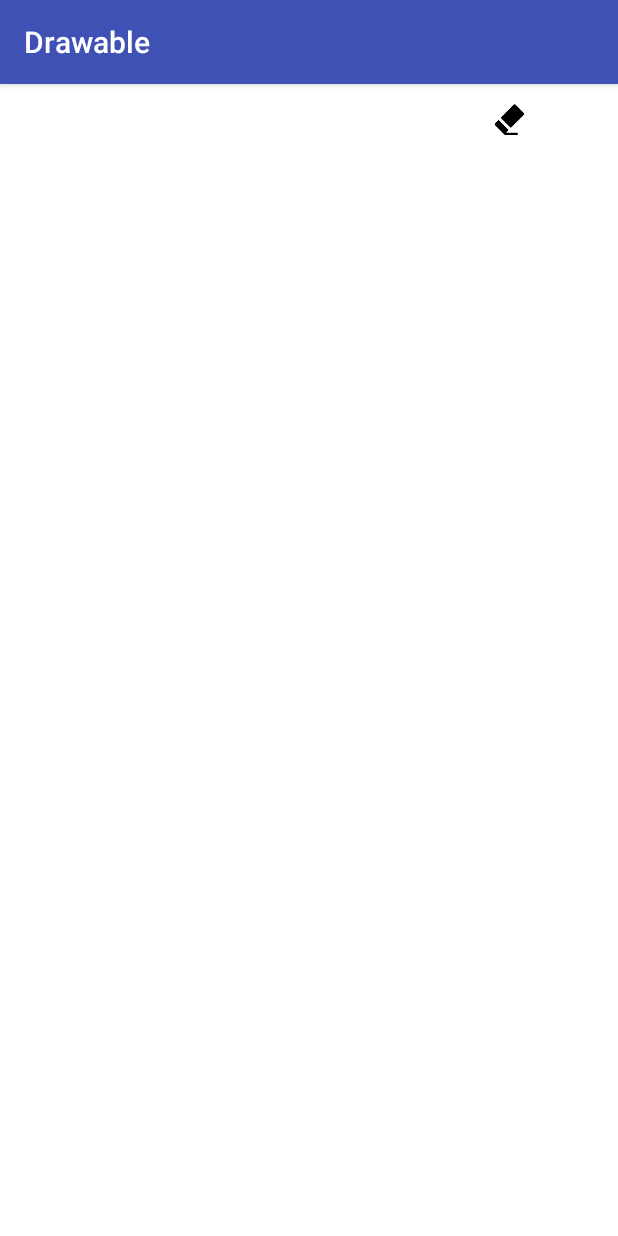
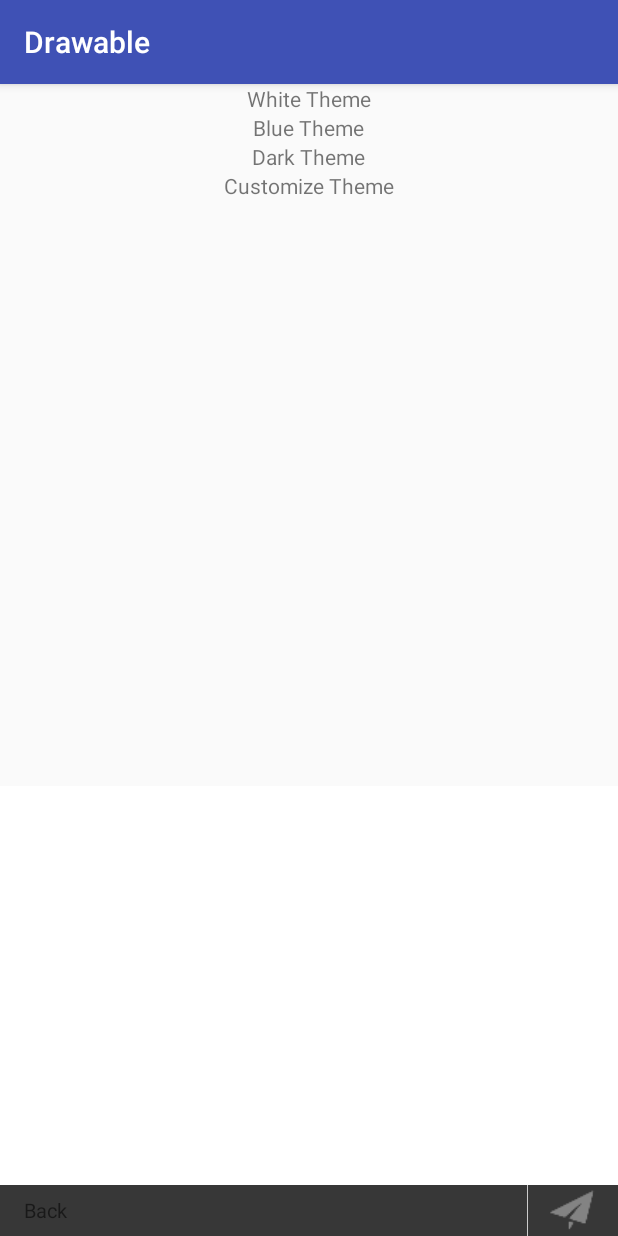
Before and after one commit to inputmethod/Drawable, an Android app: the DrawingActivity screen opened directly, with no data from a screen before it, on a phone screen of 412 x 824 dp. Run offline under Robolectric (Android 15) with nearby library versions, the light colour scheme and no system bars; pictures from the network do not load.

Commit message:
implement reset drawing panel

```diff
--- a/app/src/main/java/com/funyoung/drawing/DrawingActivity.java
+++ b/app/src/main/java/com/funyoung/drawing/DrawingActivity.java
@@ -2,6 +2,7 @@ package com.funyoung.drawing;
 
 import android.graphics.PorterDuff;
 import android.os.Bundle;
+import android.support.design.widget.Snackbar;
 import android.support.v7.app.AppCompatActivity;
 import android.view.View;
 import android.widget.ImageView;
@@ -19,6 +20,10 @@ public class DrawingActivity extends AppCompatActivity implements MyCanvas.Paths
 
     private ImageView eraser;
     private ImageView undo;
+    private ImageView reset;
+
+    private View back;
+    private View send;
 
     private int color = 0;
     private float strokeWidth = 0f;
@@ -36,11 +41,19 @@ public class DrawingActivity extends AppCompatActivity implements MyCanvas.Paths
 //        stroke_width_bar.progress = strokeWidth.toInt();
 //        color_picker.setOnClickListener { pickColor(); }
 
-        undo = (ImageView) findViewById(R.id.undo);
+        undo = (ImageView) findViewById(R.id.btn_undo);
         undo.setOnClickListener(new View.OnClickListener() {
             @Override
             public void onClick(View v) {
                 my_canvas.undo();
+            }
+        });
+
+        reset = (ImageView) findViewById(R.id.btn_reset);
+        reset.setOnClickListener(new View.OnClickListener() {
+            @Override
+            public void onClick(View v) {
+                my_canvas.clearCanvas();
             }
         });
 
@@ -52,6 +65,11 @@ public class DrawingActivity extends AppCompatActivity implements MyCanvas.Paths
             }
         });
 
+        back = findViewById(R.id.btn_back);
+        back.setOnClickListener(mBackClickListener);
+
+        send = findViewById(R.id.btn_send);
+        send.setOnClickListener(sendDrawingListener);
         /*
         storeStoragePaths()
 
@@ -74,6 +92,8 @@ public class DrawingActivity extends AppCompatActivity implements MyCanvas.Paths
 
         setBackgroundColor(config.getCanvasBackgroundColor());
         setColor(config.getBrushColor());
+
+        pathsChanged(0);
     }
 
     private void setColor(int pickedColor) {
@@ -97,6 +117,7 @@ public class DrawingActivity extends AppCompatActivity implements MyCanvas.Paths
     private void setBackgroundColor(int pickedColor) {
         int contrastColor = MyCanvas.getContrastColor(pickedColor);
         undo.setColorFilter(contrastColor, PorterDuff.Mode.SRC_IN);
+        reset.setColorFilter(contrastColor, PorterDuff.Mode.SRC_IN);
         eraser.setColorFilter(contrastColor, PorterDuff.Mode.SRC_IN);
         my_canvas.updateBackgroundColor(pickedColor);
 //        suggestedFileExtension = PNG;
@@ -106,8 +127,39 @@ public class DrawingActivity extends AppCompatActivity implements MyCanvas.Paths
     public void pathsChanged(int cnt) {
         if (cnt > 0) {
             undo.setVisibility(View.VISIBLE);
+            reset.setVisibility(View.VISIBLE);
+            eraser.setVisibility(View.VISIBLE);
+            send.setEnabled(true);
         } else {
             undo.setVisibility(View.GONE);
+            reset.setVisibility(View.GONE);
+            eraser.setVisibility(View.GONE);
+            send.setEnabled(false);
         }
     }
+
+    private View.OnClickListener sendDrawingListener = new View.OnClickListener() {
+        @Override
+        public void onClick(View v) {
+            sendDrawing();
+        }
+    };
+
+    private void sendDrawing() {
+        // todo:
+        Snackbar.make(my_canvas, "Generating image to send ...", Snackbar.LENGTH_SHORT).show();
+    }
+
+    private View.OnClickListener mBackClickListener = new View.OnClickListener() {
+
+        @Override
+        public void onClick(View v) {
+            hide();
+        }
+    };
+
+    private void hide() {
+        // do nothing but show toast
+        Snackbar.make(my_canvas, "Back to origin ...", Snackbar.LENGTH_SHORT).show();
+    }
 }
--- /dev/null
+++ b/app/src/main/res/drawable/drawboard_icon_reset.xml
@@ -0,0 +1,6 @@
+<?xml version="1.0" encoding="utf-8"?>
+<selector xmlns:android="http://schemas.android.com/apk/res/android" >
+    <item android:state_enabled="false"
+        android:drawable="@drawable/drawing_delete_disable" />
+    <item android:drawable="@drawable/drawing_delete_normal" />
+</selector>
--- /dev/null
+++ b/app/src/main/res/drawable/drawboard_icon_send.xml
@@ -0,0 +1,8 @@
+<?xml version="1.0" encoding="utf-8"?>
+<selector xmlns:android="http://schemas.android.com/apk/res/android" >
+    <item android:state_enabled="false"
+        android:drawable="@drawable/drawing_send_disable" />
+    <item android:state_pressed="true"
+        android:drawable="@drawable/drawing_send_press" />
+    <item android:drawable="@drawable/drawing_send_normal" />
+</selector>
--- /dev/null
+++ b/app/src/main/res/drawable/drawboard_icon_undo.xml
@@ -0,0 +1,6 @@
+<?xml version="1.0" encoding="utf-8"?>
+<selector xmlns:android="http://schemas.android.com/apk/res/android" >
+    <item android:state_enabled="false"
+        android:drawable="@drawable/drawing_repeal_disable" />
+    <item android:drawable="@drawable/drawing_repeal_normal" />
+</selector>
--- a/app/src/main/res/layout/activity_drawing.xml
+++ b/app/src/main/res/layout/activity_drawing.xml
@@ -5,6 +5,44 @@
     android:layout_width="match_parent"
     android:layout_height="match_parent">
 
+    <LinearLayout
+        android:layout_width="match_parent"
+        android:layout_height="wrap_content"
+        android:gravity="center"
+        android:orientation="vertical"
+        >
+        <TextView
+            android:id="@+id/tv_white"
+            android:layout_width="wrap_content"
+            android:layout_height="wrap_content"
+            android:text="White Theme"
+            />
+        <TextView
+            android:id="@+id/tv_blue"
+            android:layout_width="wrap_content"
+            android:layout_height="wrap_content"
+            android:text="Blue Theme"
+            />
+        <TextView
+            android:id="@+id/tv_dark"
+            android:layout_width="wrap_content"
+            android:layout_height="wrap_content"
+            android:text="Dark Theme"
+            />
+
+        <TextView
+            android:id="@+id/tv_customize"
+            android:layout_width="wrap_content"
+            android:layout_height="wrap_content"
+            android:text="Customize Theme"
+            />
+    </LinearLayout>
+
+    <RelativeLayout
+        android:layout_width="match_parent"
+        android:layout_height="300dp"
+        android:layout_alignParentBottom="true"
+        >
         <com.funyoung.drawing.MyCanvas
             android:id="@+id/my_canvas"
             android:layout_width="match_parent"
@@ -25,15 +63,15 @@
             android:layout_height="@dimen/normal_icon_size"
             android:layout_alignParentRight="true"/>
 
-    <ImageView
-        android:id="@+id/undo"
-        android:layout_width="@dimen/normal_icon_size"
-        android:layout_height="@dimen/normal_icon_size"
-        android:layout_alignParentRight="true"
-        android:layout_below="@id/color_picker"
-        android:padding="@dimen/medium_margin"
-        android:src="@drawable/ic_undo"
-        android:visibility="gone"/>
+        <!--<ImageView-->
+            <!--android:id="@+id/undo"-->
+            <!--android:layout_width="@dimen/normal_icon_size"-->
+            <!--android:layout_height="@dimen/normal_icon_size"-->
+            <!--android:layout_alignParentRight="true"-->
+            <!--android:layout_below="@id/color_picker"-->
+            <!--android:padding="@dimen/medium_margin"-->
+            <!--android:src="@drawable/ic_undo"-->
+            <!--android:visibility="gone"/>-->
 
         <SeekBar
             android:id="@+id/stroke_width_bar"
@@ -47,4 +85,60 @@
             android:progress="5"
             android:visibility="gone"/>
 
+
+        <RelativeLayout
+            android:id="@+id/bottom_bar"
+            android:layout_width="match_parent"
+            android:layout_height="34dp"
+            android:layout_alignParentBottom="true"
+            android:background="@color/black_87"
+            >
+            <TextView
+                android:id="@+id/btn_back"
+                android:layout_width="60dp"
+                android:layout_height="match_parent"
+                android:gravity="center"
+                android:text="@string/emoji_back"
+                android:textAllCaps="false"
+                android:textSize="13sp"/>
+
+            <View
+                android:id="@+id/center_anchor"
+                android:visibility="invisible"
+                android:layout_width="1px"
+                android:layout_height="wrap_content"
+                android:layout_centerInParent="true" />
+
+            <ImageView
+                android:id="@+id/btn_reset"
+                android:layout_width="90dp"
+                android:layout_height="match_parent"
+                android:layout_toLeftOf="@id/center_anchor"
+                android:layout_toStartOf="@id/center_anchor"
+                android:src="@drawable/drawboard_icon_reset"/>
+
+            <ImageView
+                android:id="@+id/btn_undo"
+                android:layout_width="90dp"
+                android:layout_height="match_parent"
+                android:layout_toRightOf="@id/center_anchor"
+                android:layout_toEndOf="@id/center_anchor"
+                android:src="@drawable/drawboard_icon_undo"/>
+
+            <ImageView
+                android:id="@+id/btn_send"
+                android:layout_width="60dp"
+                android:layout_height="match_parent"
+                android:layout_alignParentRight="true"
+                android:layout_alignParentEnd="true"
+                android:src="@drawable/drawboard_icon_send"/>
+            <View
+                android:layout_width="1px"
+                android:layout_height="match_parent"
+                android:layout_toLeftOf="@id/btn_send"
+                android:layout_toStartOf="@id/btn_send"
+                android:background="@color/divier_bkg" />
+
         </RelativeLayout>
+    </RelativeLayout>
+</RelativeLayout>
--- a/app/src/main/res/values/colors.xml
+++ b/app/src/main/res/values/colors.xml
@@ -12,4 +12,7 @@
     <color name="bg_color_retry_start">#876BFF</color>
     <color name="bg_color_retry_end">#4683FF</color>
     <color name="item_bg_pressed_2_7">#24AFAEC3</color>
+
+    <color name="emoji_divider_color">#cbcbcb</color>
+    <color name="divier_bkg">#cbcbcb</color>
 </resources>
--- a/app/src/main/res/values/strings.xml
+++ b/app/src/main/res/values/strings.xml
@@ -61,4 +61,7 @@
 
     <string name="unknown_error_occurred">An unknown error occurred</string>
     <string name="failed_to_load_image">Failed to load image %s</string>
+
+
+    <string name="emoji_back">Back</string>
 </resources>
```
Also changed, not shown: app/src/main/res/drawable-xxhdpi/drawing_board_normal.png (added), app/src/main/res/drawable-xxhdpi/drawing_delete_disable.png (added), app/src/main/res/drawable-xxhdpi/drawing_delete_normal.png (added), app/src/main/res/drawable-xxhdpi/drawing_repeal_disable.png (added), app/src/main/res/drawable-xxhdpi/drawing_repeal_normal.png (added), app/src/main/res/drawable-xxhdpi/drawing_send_disable.png (added), app/src/main/res/drawable-xxhdpi/drawing_send_normal.png (added), app/src/main/res/drawable-xxhdpi/drawing_send_press.png (added). Lines whose indentation alone changed are shown as unchanged.
